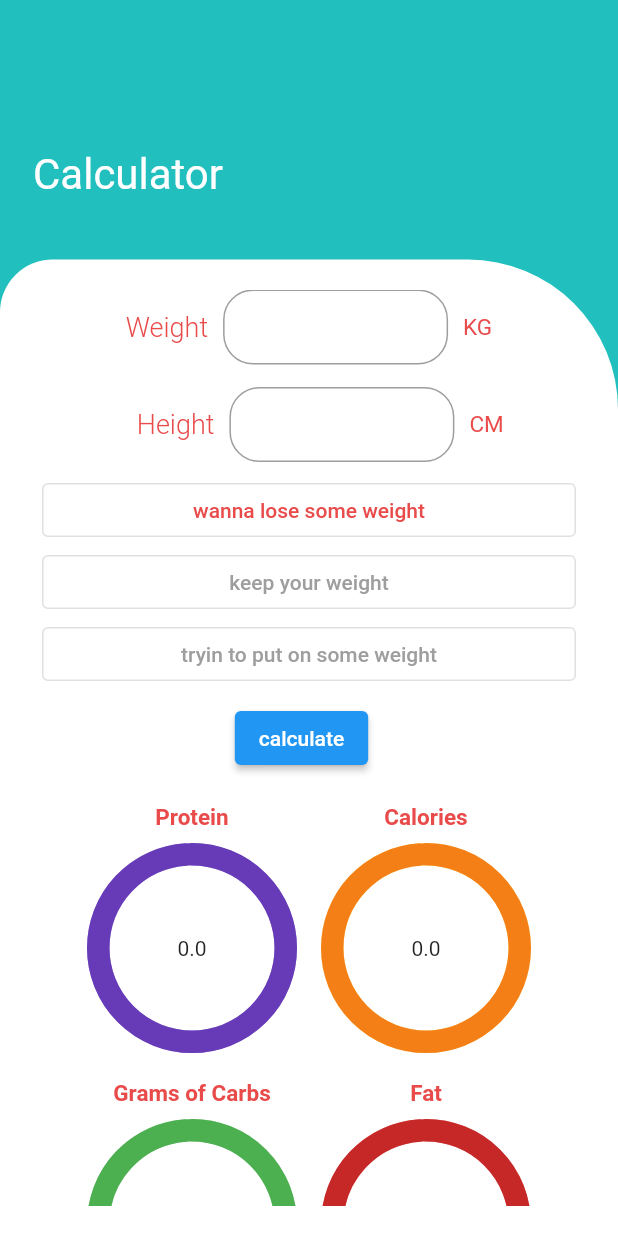
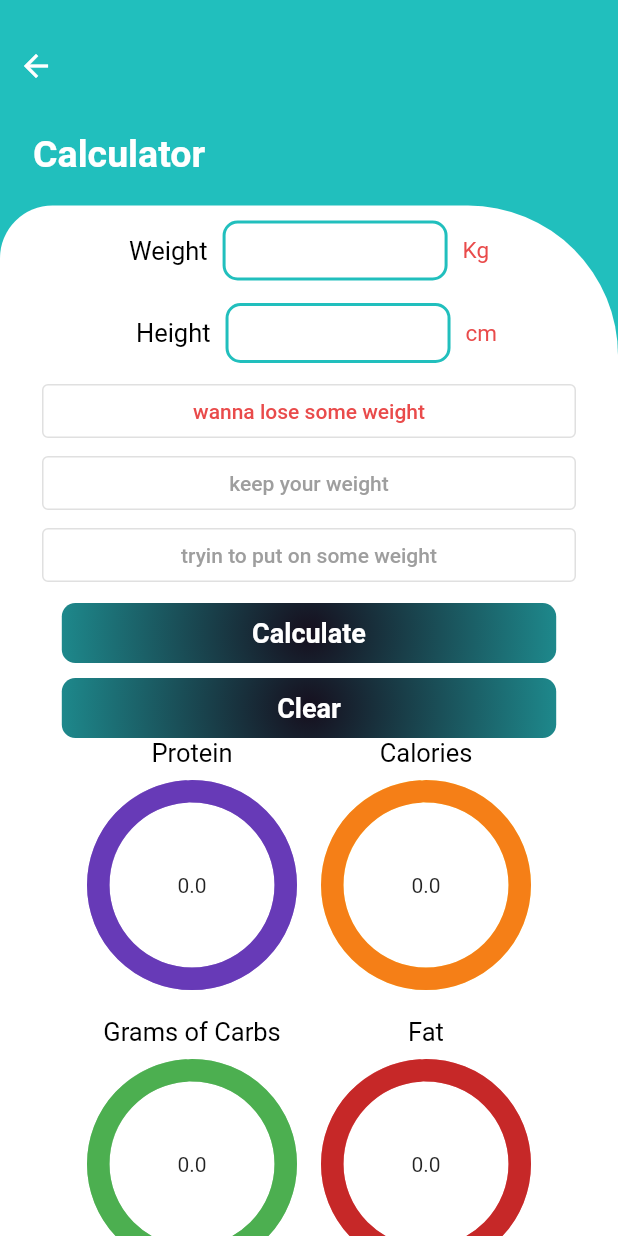
Before and after one commit to shaker113/Nutrition, a Flutter app: the HomePage screen opened by its route, in the side drawer, after a tap on "Daily Need Calculator", on a phone screen of 412 x 824 dp. Run offline on Flutter 3.47's test engine with Material 2 defaults, Android fonts, the phone set to English and light mode, and no system bars; drawn by our look-alikes of percent_indicator; our stand-ins replace cloud_firestore, firebase_auth, firebase_core, firebase_storage, google_sign_in, image_picker and 2 more; accounts and stored records are empty; network calls fail; project files that could hold a hidden picture were left out.

Commit message:
random fixes

```diff
--- a/lib/data/textStyle.dart
+++ b/lib/data/textStyle.dart
@@ -1,6 +1,7 @@
+import 'package:fina/data/colors.dart';
 import 'package:flutter/material.dart';
 
-TextTheme customTextStyle = const TextTheme(
+TextTheme customTextStyle = TextTheme(
     labelSmall: TextStyle(
       color: Colors.white,
       fontSize: 17,
@@ -48,4 +49,13 @@ TextTheme customTextStyle = const TextTheme(
       fontSize: 17,
       fontWeight: FontWeight.w300,
     ),
-);
+    headlineSmall: TextStyle(
+      color: Colors.black,
+      fontSize: 17,
+      fontWeight: FontWeight.w400,
+    ),
+    titleSmall: TextStyle(
+      color: customRed,
+      fontSize: 15,
+      fontWeight: FontWeight.w400,
+    ));
--- a/lib/screens/categoryScreen.dart
+++ b/lib/screens/categoryScreen.dart
@@ -20,11 +20,7 @@ class Category_Page extends StatefulWidget {
 }
 
 class _Category_PageState extends State<Category_Page> {
-  @override
-  void initState() {
-    checkRole();
-    super.initState();
-  }
+
 
   @override
   Widget build(BuildContext context) {
--- a/lib/screens/dailyNeedCalculator.dart
+++ b/lib/screens/dailyNeedCalculator.dart
@@ -1,10 +1,10 @@
-import 'package:fina/data/colors.dart';
+import 'package:fina/data/data.dart';
+import 'package:fina/widgets/BluetextField.dart';
+import 'package:fina/widgets/buttons/back_button.dart';
+import 'package:fina/widgets/buttons/gradiantButton.dart';
+import 'package:fina/widgets/spacing.dart';
 import 'package:flutter/material.dart';
-import 'package:circular_indicator/circular_indicator.dart';
-import 'package:fina/widgets/text_field.dart';
-import 'package:fina/widgets/text.dart';
 import 'package:fina/widgets/circular_indicator.dart';
-import 'package:fina/widgets/buttons/rounded_button.dart';
 
 class DailyNeedCalculator extends StatefulWidget {
   @override
@@ -12,22 +12,23 @@ class DailyNeedCalculator extends StatefulWidget {
 }
 
 class _DailyNeedCalculator extends State<DailyNeedCalculator> {
-  TextEditingController controller1 = TextEditingController();
+  TextEditingController weightController = TextEditingController();
 
-  TextEditingController controller2 = TextEditingController();
+  TextEditingController heightController = TextEditingController();
 
-  double calorieCal = 0;
-  double calHeight = 0;
-  double proteinCalcul = 0;
-  String putYourRealHeight = 'Put your Real Height Please';
+  double calorieCal = 0,
+      calHeight = 0,
+      proteinCalcul = 0,
+      calUsingRadio = 0,
+      calFat = 0,
+      fat = 0,
+      calProtienplusscalFat = 0,
+      calProtien = 0,
+      calCarb = 0,
+      carbCalcul = 0;
+
   int groupValue = 1;
-  double calUsingRadio = 0;
-  double calFat = 0;
-  double fat = 0;
-  double calProtienplusscalFat = 0;
-  double calProtien = 0;
-  double calCarb = 0;
-  double carbCalcul = 0;
+
   List<String> lst = [
     'wanna lose some weight',
     'keep your weight',
@@ -37,8 +38,8 @@ class _DailyNeedCalculator extends State<DailyNeedCalculator> {
   bool animationtrue = false;
 
   void plussMethod() {
-    double weight = double.parse(controller1.text);
-    double height = double.parse(controller2.text);
+    double weight = double.parse(weightController.text);
+    double height = double.parse(heightController.text);
     calorieCal = (weight * 24 * 1.5);
     proteinCalcul = weight * 2.2;
 
@@ -98,8 +99,8 @@ class _DailyNeedCalculator extends State<DailyNeedCalculator> {
   }
 
   void clearEverything() {
-    controller1.clear();
-    controller2.clear();
+    weightController.clear();
+    heightController.clear();
 
     setState(() {
       calUsingRadio = 0;
@@ -118,11 +119,6 @@ class _DailyNeedCalculator extends State<DailyNeedCalculator> {
   Widget customRadio(String txt, int index) {
     return OutlinedButton(
       onPressed: () => changeIndex(index),
-      // shape: RoundedRectangleBorder(
-      //   borderRadius: BorderRadius.circular(10.0),
-      // ),
-      // borderSide: BorderSide(
-      //     color: selectedIndex == index ? Colors.amber : Colors.grey),
       child: Align(
         alignment: Alignment.center,
         child: Text(
@@ -134,41 +130,37 @@ class _DailyNeedCalculator extends State<DailyNeedCalculator> {
     );
   }
 
+  @override
   Widget build(BuildContext context) {
     return Scaffold(
       body: ConstrainedBox(
-        constraints:
-            BoxConstraints(maxHeight: MediaQuery.of(context).size.height),
+        constraints: BoxConstraints(maxHeight: screenHeigth!),
         child: Container(
-          height: MediaQuery.of(context).size.height,
-          width: double.infinity,
+          height: screenHeigth,
+          width: screenWidth,
           color: backgrounColor,
           child: Column(
             mainAxisAlignment: MainAxisAlignment.center,
             crossAxisAlignment: CrossAxisAlignment.start,
             children: [
-              const SizedBox(
-                height: 100,
-              ),
-              const Padding(
-                padding: EdgeInsets.only(
-                  top: 0,
-                  bottom: 0,
+              addVerticalSpace(20),
+              backButton(context),
+              addVerticalSpace(20),
+              Padding(
+                padding: const EdgeInsets.only(
                   left: 22,
                   right: 0,
                 ),
                 child: Text(
                   'Calculator',
-                  style: TextStyle(color: Colors.white, fontSize: 28),
+                  style: customTextStyle.headlineLarge,
                 ),
               ),
-              const SizedBox(
-                height: 40,
-              ),
+              addVerticalSpace(20),
               Expanded(
                 child: Container(
-                  height: MediaQuery.of(context).size.height / 1.5,
-                  width: MediaQuery.of(context).size.width,
+                  height: screenHeigth! / 1.5,
+                  width: screenWidth,
                   decoration: const BoxDecoration(
                     color: Colors.white,
                     borderRadius: BorderRadius.only(
@@ -177,29 +169,35 @@ class _DailyNeedCalculator extends State<DailyNeedCalculator> {
                     ),
                   ),
                   child: Padding(
-                    padding: const EdgeInsets.all(20),
+                    padding: const EdgeInsets.symmetric(horizontal: 20),
                     child: SingleChildScrollView(
                       child: Column(
                         mainAxisAlignment: MainAxisAlignment.end,
                         crossAxisAlignment: CrossAxisAlignment.center,
                         children: <Widget>[
+                          addVerticalSpace(10),
                           Row(
                             mainAxisAlignment: MainAxisAlignment.center,
                             children: [
-                              TextWidget(
-                                text: 'Weight',
-                                fontsize: 18,
-                                fontWieght: FontWeight.w300,
+                              Text(
+                                'Weight',
+                                style: customTextStyle.headlineSmall,
                               ),
                               Padding(
                                 padding:
-                                    const EdgeInsets.only(left: 10, right: 10),
-                                child: TextFieldWidget(controller: controller1),
+                                    const EdgeInsets.symmetric(horizontal: 10),
+                                child: SizedBox(
+                                  width: 150,
+                                  height: 40,
+                                  child: CustomTextfieldBlue(
+                                      theController: weightController,
+                                      label: ""),
+                                ),
                               ),
-                              TextWidget(
-                                  text: 'KG',
-                                  fontsize: 15,
-                                  fontWieght: FontWeight.w400),
+                              Text(
+                                'Kg',
+                                style: customTextStyle.titleSmall,
+                              ),
                             ],
                           ),
                           const SizedBox(
@@ -210,19 +208,24 @@ class _DailyNeedCalculator extends State<DailyNeedCalculator> {
                             children: [
                               Padding(
                                 padding:
-                                    const EdgeInsets.only(right: 10, left: 15),
-                                child: TextWidget(
-                                    text: 'Height',
-                                    fontsize: 18,
-                                    fontWieght: FontWeight.w300),
+                                    const EdgeInsets.symmetric(horizontal: 10),
+                                child: Text(
+                                  'Height',
+                                  style: customTextStyle.headlineSmall,
+                                ),
                               ),
-                              TextFieldWidget(controller: controller2),
+                              SizedBox(
+                                width: 150,
+                                height: 40,
+                                child: CustomTextfieldBlue(
+                                    theController: heightController, label: ""),
+                              ),
                               Padding(
                                 padding: const EdgeInsets.only(left: 10),
-                                child: TextWidget(
-                                    text: 'CM',
-                                    fontsize: 15,
-                                    fontWieght: FontWeight.w400),
+                                child: Text(
+                                  'cm',
+                                  style: customTextStyle.titleSmall,
+                                ),
                               ),
                             ],
                           ),
@@ -236,35 +239,22 @@ class _DailyNeedCalculator extends State<DailyNeedCalculator> {
                               ],
                             ),
                           ),
-                          Row(
-                            mainAxisAlignment: MainAxisAlignment.center,
-                            children: [
-                              RoundedButtonWidget(
-                                  title: 'Calculate',
-                                  onPress: plussMethod,
-                                  color: Colors.amber,
-                                  left: 50,
-                                  right: 50),
-                              const SizedBox(
-                                width: 10,
-                              ),
-                              // RoundedButtonWidget(
-                              //     title: 'Clear',
-                              //     onPress: clearEverything,
-                              //     color: Colors.yellow.shade300,
-                              //     left: 25,
-                              //     right: 25),
-                            ],
+                          GradientButton(
+                            theText: 'Calculate',
+                            theFunction: plussMethod,
                           ),
+                          addVerticalSpace(10),
+                          GradientButton(
+                              theFunction: clearEverything, theText: "Clear"),
                           Row(
                             mainAxisAlignment: MainAxisAlignment.center,
                             children: [
                               Column(
                                 children: [
-                                  TextWidget(
-                                      text: 'Protein',
-                                      fontsize: 15,
-                                      fontWieght: FontWeight.bold),
+                                  Text(
+                                    'Protein',
+                                    style: customTextStyle.headlineSmall,
+                                  ),
                                   Circularindicator(
                                       animationTrue: animationtrue,
                                       backGroundColor:
@@ -279,10 +269,10 @@ class _DailyNeedCalculator extends State<DailyNeedCalculator> {
                               ),
                               Column(
                                 children: [
-                                  TextWidget(
-                                      text: 'Calories',
-                                      fontsize: 15,
-                                      fontWieght: FontWeight.bold),
+                                  Text(
+                                    'Calories',
+                                    style: customTextStyle.headlineSmall,
+                                  ),
                                   Circularindicator(
                                       animationTrue: animationtrue,
                                       backGroundColor: Colors.yellow.shade200,
@@ -301,10 +291,10 @@ class _DailyNeedCalculator extends State<DailyNeedCalculator> {
                             children: [
                               Column(
                                 children: [
-                                  TextWidget(
-                                      text: 'Grams of Carbs',
-                                      fontsize: 15,
-                                      fontWieght: FontWeight.bold),
+                                  Text(
+                                    style: customTextStyle.headlineSmall,
+                                    'Grams of Carbs',
+                                  ),
                                   Circularindicator(
                                       animationTrue: animationtrue,
                                       backGroundColor: Colors.green.shade200,
@@ -318,10 +308,10 @@ class _DailyNeedCalculator extends State<DailyNeedCalculator> {
                               ),
                               Column(
                                 children: [
-                                  TextWidget(
-                                      text: 'Fat',
-                                      fontsize: 15,
-                                      fontWieght: FontWeight.bold),
+                                  Text(
+                                    'Fat',
+                                    style: customTextStyle.headlineSmall,
+                                  ),
                                   Circularindicator(
                                       animationTrue: animationtrue,
                                       backGroundColor: Colors.red.shade200,
--- a/lib/screens/welcome.dart
+++ b/lib/screens/welcome.dart
@@ -1,5 +1,3 @@
-import 'package:fina/screens/dailyNeedCalculator.dart';
-import 'package:fina/screens/sgin_up.dart';
 import 'package:flutter/material.dart';
 import 'package:page_transition/page_transition.dart';
 import '../data/data.dart';
@@ -8,8 +6,19 @@ import '../widgets/widgets.dart';
 import 'package:lottie/lottie.dart';
 import 'screens.dart';
 
-class Welcome extends StatelessWidget {
+class Welcome extends StatefulWidget {
   const Welcome({super.key});
+
+  @override
+  State<Welcome> createState() => _WelcomeState();
+}
+
+class _WelcomeState extends State<Welcome> {
+  @override
+  void initState() {
+    checkRole();
+    super.initState();
+  }
 
   @override
   Widget build(BuildContext context) {
@@ -39,7 +48,7 @@ class Welcome extends StatelessWidget {
             Padding(
               padding: const EdgeInsets.all(20.0),
               child: Text(
-                  "The Application   hiii  will help you to make best diet that you want",
+                  "The Application will help you to make best diet that you want",
                   textAlign: TextAlign.center,
                   style: customTextStyle.headlineMedium),
             ),
--- a/lib/widgets/buttons/add_Item_button.dart
+++ b/lib/widgets/buttons/add_Item_button.dart
@@ -1,7 +1,6 @@
 import 'dart:math';
 import 'dart:io';
 import 'package:fina/models/firestore_refrences.dart';
-import 'package:flutter/services.dart';
 import 'package:path/path.dart';
 import 'package:cloud_firestore/cloud_firestore.dart';
 import 'package:fina/data/data.dart';
@@ -390,12 +389,15 @@ class _AddingPageState extends State<AddingPage> {
         DropdownButton(
           value: chosenCategory,
           items: category
-              .map((e) => DropdownMenuItem(
+              .map(
+                (e) => DropdownMenuItem(
                   value: e,
                   child: Text(
                     "$e",
                     style: const TextStyle(color: Colors.black, fontSize: 14),
-                  )))
+                  ),
+                ),
+              )
               .toList(),
           onChanged: (value) {
             setState(() {
@@ -407,36 +409,3 @@ class _AddingPageState extends State<AddingPage> {
     );
   }
 }
-
-class ItemInfoRow extends StatelessWidget {
-  const ItemInfoRow(
-      {Key? key, required this.theItemController, required this.theItemName})
-      : super(key: key);
-  final String theItemName;
-  final TextEditingController theItemController;
-
-  @override
-  Widget build(
-    BuildContext context,
-  ) {
-    return Expanded(
-      flex: 1,
-      child: Column(
-        children: [
-          Text(
-            "Item $theItemName",
-            style: customTextStyle.bodyMedium,
-          ),
-          addVerticalSpace(10),
-          CustomTextfieldBlue(
-            label: theItemName,
-            theFormater: [
-              FilteringTextInputFormatter.allow(RegExp('[0-9.]')),
-            ],
-            theController: theItemController,
-          ),
-        ],
-      ),
-    );
-  }
-}
--- a/lib/widgets/buttons/edit_item_button.dart
+++ b/lib/widgets/buttons/edit_item_button.dart
@@ -436,56 +436,5 @@ class _editItemButtonFunctionState extends State<editItemButtonFunction> {
     );
   }
 
-  SwitchListTile CustomSwitchList(
-      StateSetter setState, bool theValue, String theText) {
-    return SwitchListTile(
-      activeColor: backgrounColor,
-      value: theValue,
-      onChanged: (value) {
-        setState(
-          () {
-            theValue = value;
-          },
-        );
-      },
-      title: Text(
-        theText,
-        style: customTextStyle.bodyMedium,
-      ),
-    );
-  }
+
 }
-
-class ItemInfoRow extends StatelessWidget {
-  const ItemInfoRow(
-      {Key? key, required this.theItemController, required this.theItemName})
-      : super(key: key);
-  final String theItemName;
-  final TextEditingController theItemController;
-
-  @override
-  Widget build(
-    BuildContext context,
-  ) {
-    return Expanded(
-      flex: 1,
-      child: Column(
-        children: [
-          Text(
-            "Item $theItemName",
-            style: customTextStyle.bodyMedium,
-          ),
-          addVerticalSpace(10),
-          CustomTextfieldBlue(
-            label: theItemName,
-            theFormater: [
-              FilteringTextInputFormatter.allow(RegExp('[0-9.]')),
-            ],
-            theController: theItemController,
-          ),
-          addVerticalSpace(5),
-        ],
-      ),
-    );
-  }
-}
--- a/lib/widgets/buttons/rounded_button.dart
+++ /dev/null
@@ -1,49 +0,0 @@
-import 'package:flutter/material.dart';
-
-class RoundedButtonWidget extends StatelessWidget {
-  final String title;
-  final Color color;
-  final double right;
-  final double left;
-  final Function onPress;
-
-  RoundedButtonWidget({
-    required this.title,
-    required this.color,
-    required this.left,
-    required this.right,
-    required this.onPress,
-  });
-
-  @override
-  Widget build(BuildContext context) {
-    return Padding(
-      padding: const EdgeInsets.only(
-        bottom: 20,
-      ),
-      child: ElevatedButton(
-        onPressed: () {
-          return onPress();
-        },
-        child: Text('calculate'),
-      ),
-      // child: RaisedButton(elevation: 15,
-      //     color: color,
-      //     padding: EdgeInsets.only(
-      //       right: right,
-      //       left: left,
-      //       top: 10,
-      //       bottom: 10,
-      //     ),
-      //     shape: RoundedRectangleBorder(borderRadius: BorderRadius.circular(20)),
-      //     child: Text(
-      //       title,
-      //       style: TextStyle(
-      //           fontSize: 15, color: Colors.black, fontWeight: FontWeight.w300),
-      //     ),
-      //     onPressed: () {
-      //       return onPress();
-      //     }),
-    );
-  }
-}
--- a/lib/widgets/drawer.dart
+++ b/lib/widgets/drawer.dart
@@ -13,7 +13,8 @@ class MyDrawer extends StatefulWidget {
 class _MyDrawerState extends State<MyDrawer> {
   @override
   Widget build(BuildContext context) {
-    return ListView(
+    return SafeArea(
+      child: ListView(
         padding: EdgeInsets.zero,
         children: [
           Container(
@@ -59,7 +60,8 @@ class _MyDrawerState extends State<MyDrawer> {
                           children: const [
                             CircleAvatar(
                               radius: 50,
-                            backgroundColor: Color.fromARGB(255, 127, 162, 245),
+                              backgroundColor:
+                                  Color.fromARGB(255, 127, 162, 245),
                               child: Text(
                                 "R",
                                 style: TextStyle(
@@ -70,7 +72,8 @@ class _MyDrawerState extends State<MyDrawer> {
                               height: 15,
                             ),
                             Text("Username", style: TextStyle(fontSize: 20.0)),
-                          Text("User Email", style: TextStyle(fontSize: 15.0)),
+                            Text("User Email",
+                                style: TextStyle(fontSize: 15.0)),
                           ],
                         ),
                       )
@@ -127,6 +130,7 @@ class _MyDrawerState extends State<MyDrawer> {
             },
           ),
         ],
+      ),
     );
   }
 }
--- /dev/null
+++ b/lib/widgets/item_info_Coloumn.dart
@@ -0,0 +1,38 @@
+import 'package:fina/widgets/widgets.dart';
+import 'package:flutter/material.dart';
+import 'package:flutter/services.dart';
+
+import '../data/data.dart';
+
+class ItemInfoRow extends StatelessWidget {
+  const ItemInfoRow(
+      {Key? key, required this.theItemController, required this.theItemName})
+      : super(key: key);
+  final String theItemName;
+  final TextEditingController theItemController;
+
+  @override
+  Widget build(
+    BuildContext context,
+  ) {
+    return Expanded(
+      flex: 1,
+      child: Column(
+        children: [
+          Text(
+            "Item $theItemName",
+            style: customTextStyle.bodyMedium,
+          ),
+          addVerticalSpace(10),
+          CustomTextfieldBlue(
+            label: theItemName,
+            theFormater: [
+              FilteringTextInputFormatter.allow(RegExp('[0-9.]')),
+            ],
+            theController: theItemController,
+          ),
+        ],
+      ),
+    );
+  }
+}
--- a/lib/widgets/text.dart
+++ /dev/null
@@ -1,27 +0,0 @@
-import 'package:fina/data/colors.dart';
-import 'package:flutter/material.dart';
-
-class TextWidget extends StatelessWidget {
-  final String text;
-  final double fontsize;
-  final FontWeight fontWieght;
-
-  TextWidget(
-      {Key? key,
-      required this.text,
-      required this.fontsize,
-      required this.fontWieght})
-      : super(key: key);
-
-  @override
-  Widget build(BuildContext context) {
-    return Text(
-      text,
-      style: TextStyle(
-        fontWeight: fontWieght,
-        color: customRed,
-        fontSize: fontsize,
-      ),
-    );
-  }
-}
--- a/lib/widgets/text_field.dart
+++ /dev/null
@@ -1,25 +0,0 @@
-import 'package:flutter/material.dart';
-
-class TextFieldWidget extends StatelessWidget {
-  final TextEditingController controller;
-  const TextFieldWidget({required this.controller});
-  @override
-  Widget build(BuildContext context) {
-    return Container(
-      height: 50,
-      width: 150,
-      child: TextField(
-        controller: controller,
-        decoration: InputDecoration(
-          border: OutlineInputBorder(
-              borderRadius: BorderRadius.circular(20),
-              // ignore: prefer_const_constructors
-              borderSide: BorderSide(
-                color: Colors.orange,
-                width: 4,
-              )),
-        ),
-      ),
-    );
-  }
-}
--- a/lib/widgets/widgets.dart
+++ b/lib/widgets/widgets.dart
@@ -15,3 +15,5 @@ export 'BluetextField.dart';
 export 'homePageWidget.dart';
 export 'drawer.dart';
 // export 'buttons/edit_item_button.dart';
+export 'circular_indicator.dart';
+export 'item_info_Coloumn.dart';
```
Lines whose indentation alone changed are shown as unchanged.
